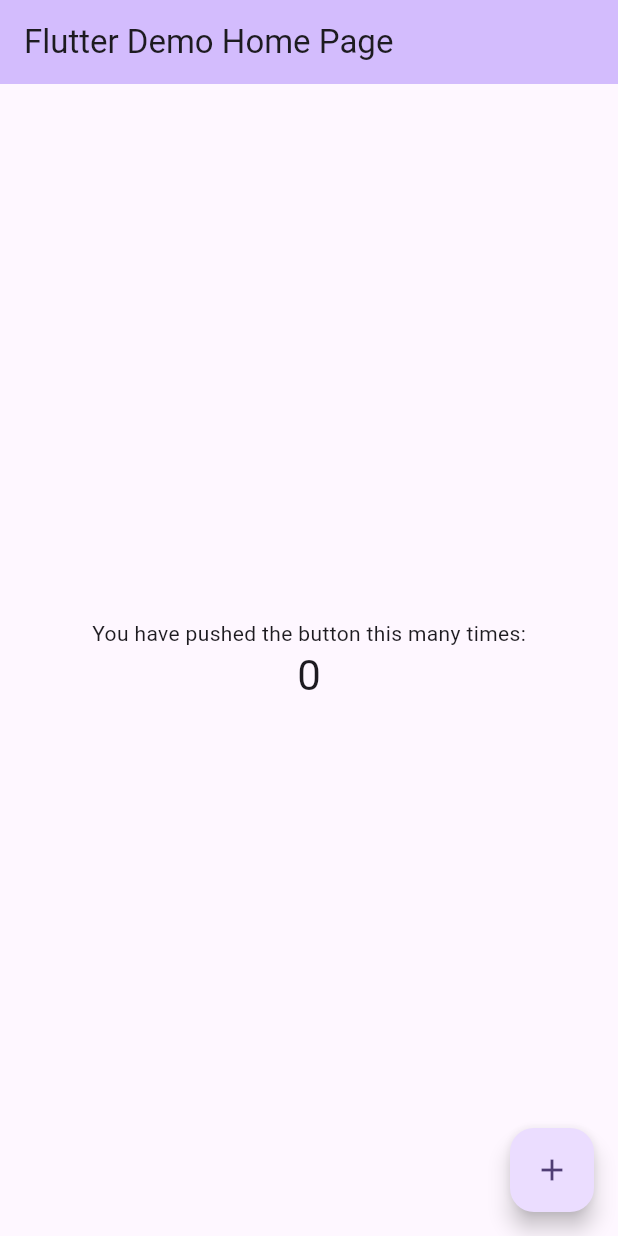
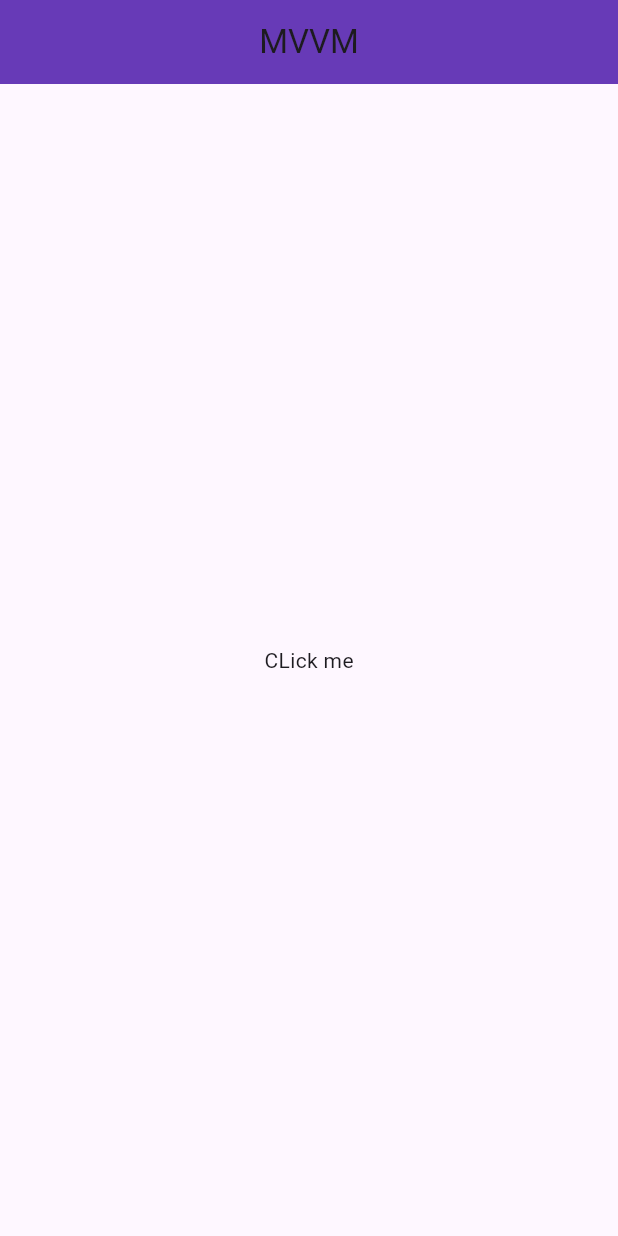
Before and after one commit to asif055/MVVM_Architecture, a Flutter app: the screen it shows after launch, on a phone screen of 412 x 824 dp. Run offline on Flutter 3.47's test engine with Material 2 defaults, Android fonts, the phone set to English and light mode, and no system bars; our stand-ins replace fluttertoast.

Commit message:
Added Navigation to login screen

```diff
--- a/lib/data/app_excaptions.dart
+++ b/lib/data/app_excaptions.dart
@@ -7,6 +7,7 @@ class AppException implements Exception {
     this._prefix,
   ]);
 
+  @override
   String toString() {
     return '$_prefix$_message';
   }
--- a/lib/main.dart
+++ b/lib/main.dart
@@ -1,4 +1,6 @@
 import 'package:flutter/material.dart';
+import 'package:mvvm_archit/utils/routes/routes.dart';
+import 'package:mvvm_archit/utils/routes/routes_name.dart';
 
 void main() {
   runApp(const MyApp());
@@ -13,63 +15,12 @@ class MyApp extends StatelessWidget {
     return MaterialApp(
       title: 'Flutter Demo',
       theme: ThemeData(
-
         colorScheme: ColorScheme.fromSeed(seedColor: Colors.deepPurple),
         useMaterial3: true,
       ),
-      home: const MyHomePage(title: 'Flutter Demo Home Page'),
+     initialRoute: RoutesName.login,
+      onGenerateRoute: Routes.generateRoute,
+
     );
   }
 }
-
-class MyHomePage extends StatefulWidget {
-  const MyHomePage({super.key, required this.title});
-
-  final String title;
-
-  @override
-  State<MyHomePage> createState() => _MyHomePageState();
-}
-
-class _MyHomePageState extends State<MyHomePage> {
-  int _counter = 0;
-
-  void _incrementCounter() {
-    setState(() {
-      _counter++;
-    });
-  }
-
-  @override
-  Widget build(BuildContext context) {
-    return Scaffold(
-      appBar: AppBar(
-
-        backgroundColor: Theme.of(context).colorScheme.inversePrimary,
-        // Here we take the value from the MyHomePage object that was created by
-
-        title: Text(widget.title),
-      ),
-      body: Center(
-        child: Column(
-
-          mainAxisAlignment: MainAxisAlignment.center,
-          children: <Widget>[
-            const Text(
-              'You have pushed the button this many times:',
-            ),
-            Text(
-              '$_counter',
-              style: Theme.of(context).textTheme.headlineMedium,
-            ),
-          ],
-        ),
-      ),
-      floatingActionButton: FloatingActionButton(
-        onPressed: _incrementCounter,
-        tooltip: 'Increment',
-        child: const Icon(Icons.add),
-      ), // This trailing comma makes auto-formatting nicer for build methods.
-    );
-  }
-}
--- a/lib/utils/routes/routes.dart
+++ b/lib/utils/routes/routes.dart
@@ -0,0 +1,25 @@
+
+import 'package:flutter/cupertino.dart';
+import 'package:flutter/material.dart';
+import 'package:mvvm_archit/utils/routes/routes_name.dart';
+
+import '../../view/home_screen.dart';
+import '../../view/login_screen.dart';
+
+class Routes {
+
+  static MaterialPageRoute generateRoute(RouteSettings settings) {
+    switch(settings.name) {
+      case RoutesName.home:
+        return MaterialPageRoute(builder: (BuildContext context) => const HomeScreen());
+      case RoutesName.login:
+        return MaterialPageRoute(builder: (BuildContext context) => const LoginScreen());
+      default:
+        return MaterialPageRoute(builder: (_) {
+          return const Scaffold(
+            body: Center(child: Text('No Route defined..'),),
+          );
+        });
+    }
+  }
+}
--- /dev/null
+++ b/lib/view/login_screen.dart
@@ -0,0 +1,26 @@
+import 'package:flutter/material.dart';
+
+import '../utils/routes/routes_name.dart';
+
+class LoginScreen extends StatelessWidget {
+  const LoginScreen({super.key});
+
+  @override
+  Widget build(BuildContext context) {
+    return Scaffold(
+      appBar: AppBar(
+        title: const Text('MVVM'),
+        backgroundColor: Colors.deepPurple,
+        centerTitle: true,
+      ),
+      body: Center(
+        child: InkWell(
+          onTap:() {
+            Navigator.pushNamed(context, RoutesName.home);
+          },
+          child: Text('CLick me'),
+        ),
+      ),
+    );
+  }
+}
```
Also changed, not shown: lib/utils/utils.dart (added, +7 -0 lines), lib/view/home_screen.dart (+14 -0 lines), lib/view/login_view.dart (deleted), pubspec.lock, 1 other file.
